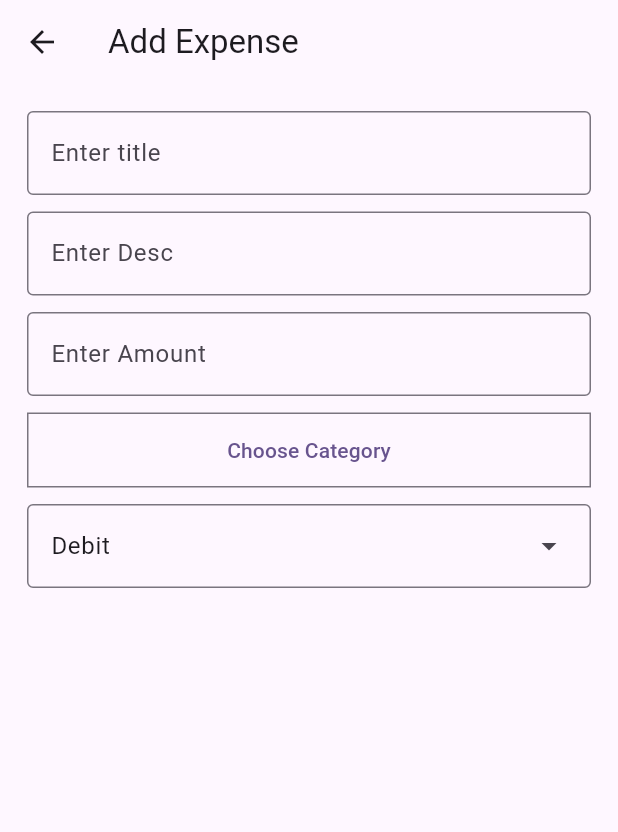
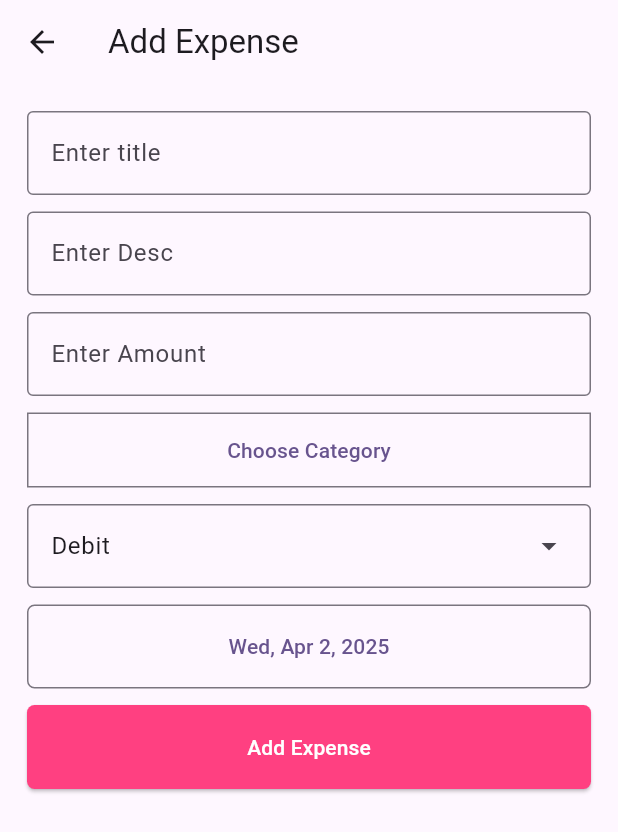
Before and after one commit to aasm0hammad/Expense-Aas-Bloc, a Flutter app: the AddExpense screen opened directly, on a phone screen of 412 x 824 dp. Shown: the top 832 px of the screen. Run offline on Flutter 3.47's test engine with Material 3 defaults, Android fonts, the phone set to English and light mode, and no system bars; our stand-ins replace flutter_bloc, font_awesome_flutter, shared_preferences, sqflite; accounts and stored records are empty.

Commit message:
Add Expense Ui Complete

```diff
--- a/lib/ui/add_expense.dart
+++ b/lib/ui/add_expense.dart
@@ -1,6 +1,7 @@
 import 'package:ass_expense/domain/app_constants.dart';
 import 'package:flutter/cupertino.dart';
 import 'package:flutter/material.dart';
+import 'package:intl/intl.dart';
 import 'package:path/path.dart';
 
 class AddExpense extends StatefulWidget {
@@ -13,6 +14,8 @@ class _AddExpenseState extends State<AddExpense> {
   int selectedCatIndex= -1;
   List<String> mExpenseType= ['Debit','Credit'];
   String selectedType='Debit';
+  DateTime?  selectedDateTime;
+  DateFormat df= DateFormat.yMMMEd();
   @override
   Widget build(BuildContext context) {
     return Scaffold(
@@ -98,11 +101,42 @@ class _AddExpenseState extends State<AddExpense> {
                 dropdownMenuEntries: mExpenseType.map((element){
                   return DropdownMenuEntry(value: element, label: element);
                 }).toList(),),
+              SizedBox(height: 11,),
+              SizedBox(
+                width: double.infinity,
+                height: 56,
+                child: OutlinedButton(
+
+                  onPressed: ()async{
+                  await showDatePicker(
+                      context: context,
+                      firstDate: DateTime.now().subtract(Duration(days: 31)),
+                      lastDate: DateTime.now());
+                }, style:OutlinedButton.styleFrom(
+                  shape: RoundedRectangleBorder(
+                    borderRadius: BorderRadius.circular(5),
+                  )
+                ),
+                    child: Text(df.format(selectedDateTime?? DateTime.now()) ,
+                ),),
+              ),
 
 
+              SizedBox(height: 11,),
+              ElevatedButton(onPressed: (){}, child: Text("Add Expense"),
+                style: OutlinedButton.styleFrom(
+                  backgroundColor: Colors.pinkAccent,
+                  foregroundColor: Colors.white,
+
+                  minimumSize: Size(double.infinity, 56),
+                shape: RoundedRectangleBorder(
+                  borderRadius: BorderRadius.circular(5),
+                )
+
+              ),)
 
 
-             /* DropdownButton(
+              /* DropdownButton(
                   value: selectedType,
                   items: mExpenseType.map((element){
 
--- a/pubspec.yaml
+++ b/pubspec.yaml
@@ -40,6 +40,7 @@ dependencies:
   path: ^1.9.0
   flutter_bloc: ^9.1.0
   shared_preferences: ^2.5.3
+  intl: ^0.20.2
 
 dev_dependencies:
   flutter_test:
```
Also changed, not shown: pubspec.lock.
